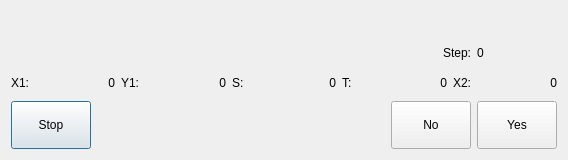
Qt form icorigindialog.ui (GaussCheng/2-5AxisPunch) before a commit.
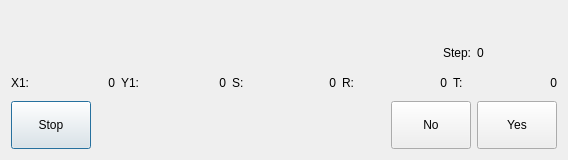
The same form after that commit.

```diff
--- a/icorigindialog.ui
+++ b/icorigindialog.ui
@@ -115,14 +115,14 @@
       </widget>
      </item>
      <item>
-      <widget class="QLabel" name="label_6">
+      <widget class="QLabel" name="label_7">
        <property name="text">
-        <string>T:</string>
+        <string>R:</string>
        </property>
       </widget>
      </item>
      <item>
-      <widget class="QLabel" name="y2Pos">
+      <widget class="QLabel" name="x2Pos">
        <property name="text">
         <string>0</string>
        </property>
@@ -132,14 +132,14 @@
       </widget>
      </item>
      <item>
-      <widget class="QLabel" name="label_7">
+      <widget class="QLabel" name="label_6">
        <property name="text">
-        <string>X2:</string>
+        <string>T:</string>
        </property>
       </widget>
      </item>
      <item>
-      <widget class="QLabel" name="x2Pos">
+      <widget class="QLabel" name="y2Pos">
        <property name="text">
         <string>0</string>
        </property>
```
